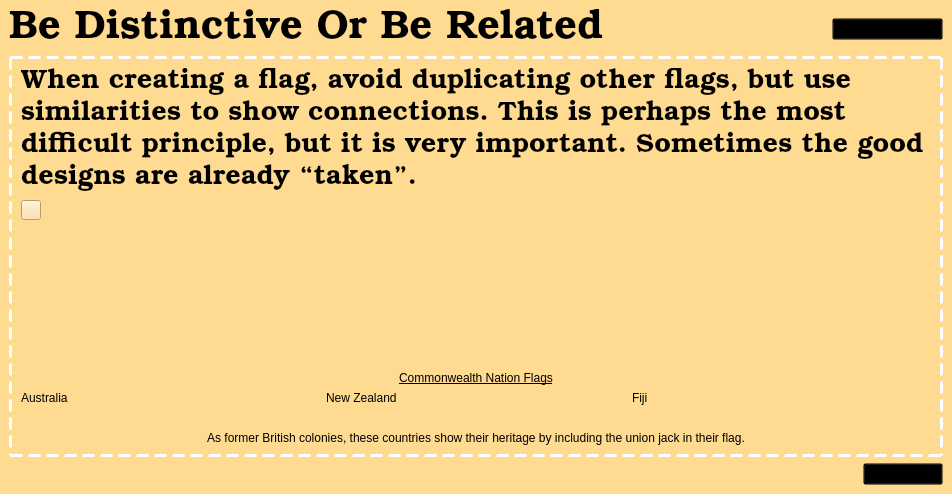
zxjorge/EDApp, file bedistinctiveorrelatedlesson.ui: the form before one commit.
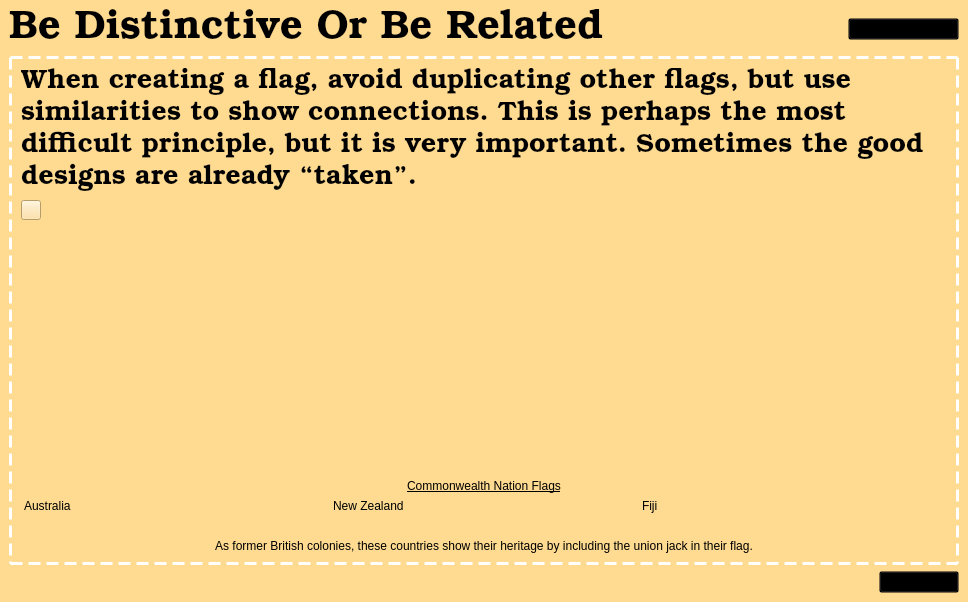
The form after the commit. Icons and pictures are not drawn.

Commit message: Started implementation for distinctivequiz. UI partially completed. Buttons respond and random category selection completed.

Diff of the .ui file:
```diff
--- a/bedistinctiveorrelatedlesson.ui
+++ b/bedistinctiveorrelatedlesson.ui
@@ -6,8 +6,8 @@
    <rect>
     <x>0</x>
     <y>0</y>
-    <width>952</width>
-    <height>494</height>
+    <width>968</width>
+    <height>602</height>
    </rect>
   </property>
   <property name="font">
```
The commit also changes 5 other files.
